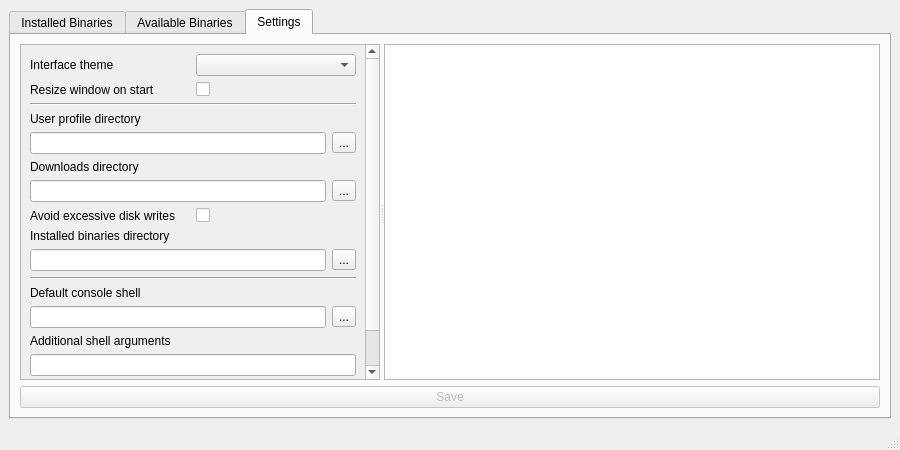
Qt form jvtgui/interface.ui (spikespaz-archives/archive-bundles) before a commit.
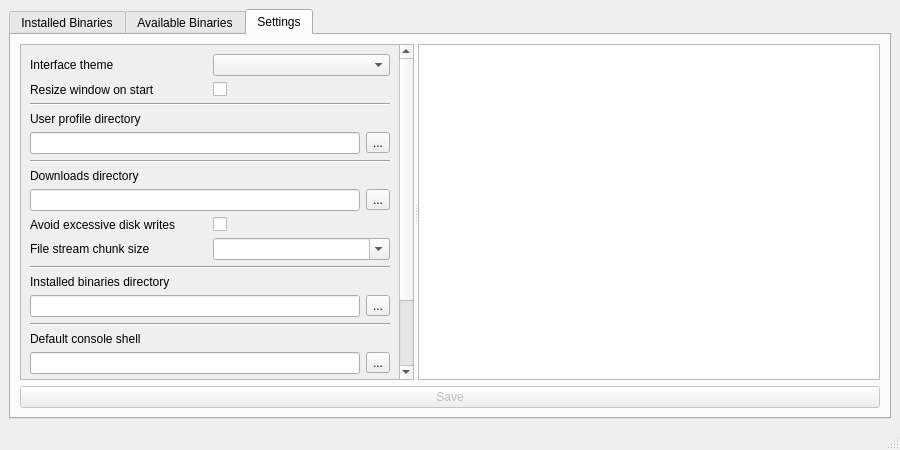
The same form after that commit. The open tabs and pages were chosen to show the change.

Commit message: Add clear buttons to settings QTextEdit

Diff of the .ui file:
```diff
--- a/jvtgui/interface.ui
+++ b/jvtgui/interface.ui
@@ -493,8 +493,8 @@
              <rect>
               <x>0</x>
               <y>0</y>
-              <width>348</width>
-              <height>377</height>
+              <width>340</width>
+              <height>423</height>
              </rect>
             </property>
             <layout class="QVBoxLayout" name="verticalLayout_4">
@@ -547,7 +547,11 @@
              <item>
               <layout class="QHBoxLayout" name="horizontalLayout_11">
                <item>
-                <widget class="QLineEdit" name="userProfileDirLineEdit"/>
+                <widget class="QLineEdit" name="userProfileDirLineEdit">
+                 <property name="clearButtonEnabled">
+                  <bool>true</bool>
+                 </property>
+                </widget>
                </item>
                <item>
                 <widget class="QToolButton" name="userProfileDirToolButton">
@@ -558,6 +562,13 @@
                </item>
               </layout>
              </item>
+             <item>
+              <widget class="Line" name="line_5">
+               <property name="orientation">
+                <enum>Qt::Horizontal</enum>
+               </property>
+              </widget>
+             </item>
              <item>
               <widget class="QLabel" name="label_3">
                <property name="text">
@@ -568,7 +579,11 @@
              <item>
               <layout class="QHBoxLayout" name="horizontalLayout_12">
                <item>
-                <widget class="QLineEdit" name="dlDirLineEdit"/>
+                <widget class="QLineEdit" name="dlDirLineEdit">
+                 <property name="clearButtonEnabled">
+                  <bool>true</bool>
+                 </property>
+                </widget>
                </item>
                <item>
                 <widget class="QToolButton" name="dlDirToolButton">
@@ -597,6 +612,31 @@
                </item>
               </layout>
              </item>
+             <item>
+              <layout class="QHBoxLayout" name="horizontalLayout_10">
+               <item>
+                <widget class="QLabel" name="label_9">
+                 <property name="text">
+                  <string>File stream chunk size</string>
+                 </property>
+                </widget>
+               </item>
+               <item>
+                <widget class="QComboBox" name="dlChunkSizeComboBox">
+                 <property name="editable">
+                  <bool>true</bool>
+                 </property>
+                </widget>
+               </item>
+              </layout>
+             </item>
+             <item>
+              <widget class="Line" name="line_4">
+               <property name="orientation">
+                <enum>Qt::Horizontal</enum>
+               </property>
+              </widget>
+             </item>
              <item>
               <widget class="QLabel" name="label_4">
                <property name="text">
@@ -607,7 +647,11 @@
              <item>
               <layout class="QHBoxLayout" name="horizontalLayout_13">
                <item>
-                <widget class="QLineEdit" name="binDirLineEdit"/>
+                <widget class="QLineEdit" name="binDirLineEdit">
+                 <property name="clearButtonEnabled">
+                  <bool>true</bool>
+                 </property>
+                </widget>
                </item>
                <item>
                 <widget class="QToolButton" name="binDirToolButton">
@@ -635,7 +679,11 @@
              <item>
               <layout class="QHBoxLayout" name="horizontalLayout_14">
                <item>
-                <widget class="QLineEdit" name="defaultShellLineEdit"/>
+                <widget class="QLineEdit" name="defaultShellLineEdit">
+                 <property name="clearButtonEnabled">
+                  <bool>true</bool>
+                 </property>
+                </widget>
                </item>
                <item>
                 <widget class="QToolButton" name="defaultShellToolButton">
@@ -654,7 +702,11 @@
               </widget>
              </item>
              <item>
-              <widget class="QLineEdit" name="defaultShellArgsLineEdit"/>
+              <widget class="QLineEdit" name="defaultShellArgsLineEdit">
+               <property name="clearButtonEnabled">
+                <bool>true</bool>
+               </property>
+              </widget>
              </item>
              <item>
               <spacer name="verticalSpacer">
```
Left out of the diff: 2 changed lines with no effect on the pictures.
